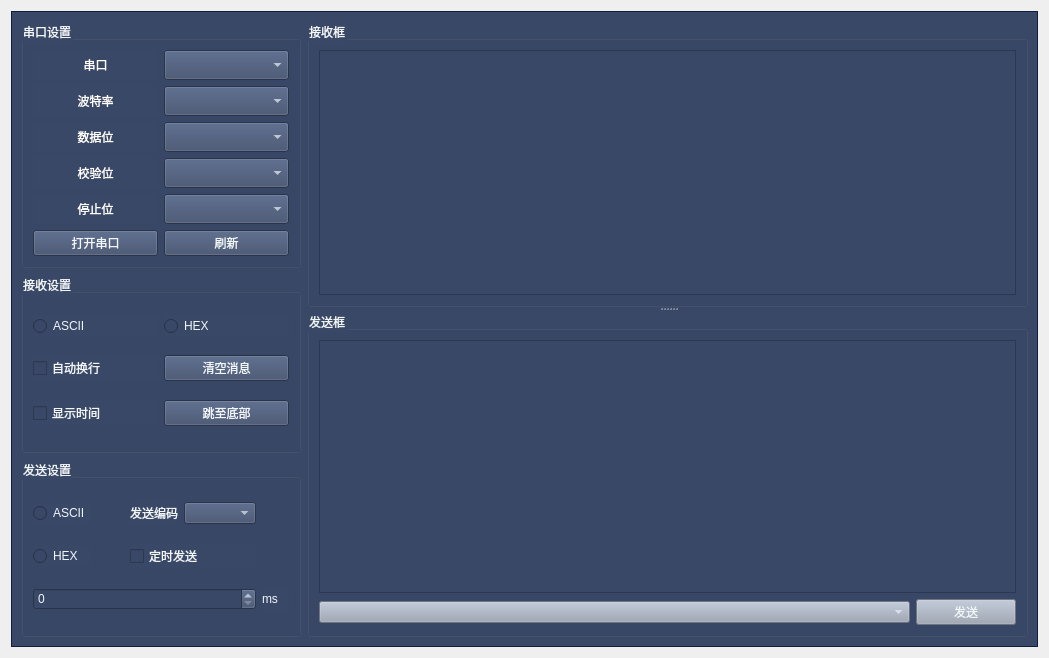
This is VoidTerminal/uis/sendandreceive.ui in xGgui-d/VoidTerminal-DroneGroundStation as Qt 5 draws it before an edit. The edited form follows.
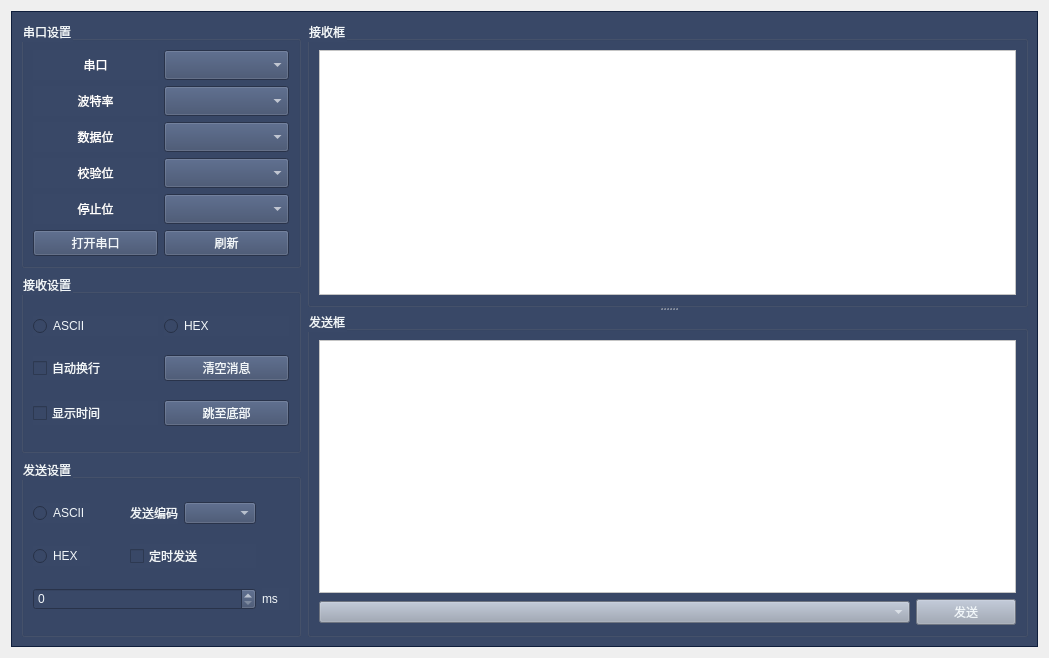
This is the edited form.

```diff
--- a/VoidTerminal/uis/sendandreceive.ui
+++ b/VoidTerminal/uis/sendandreceive.ui
@@ -240,7 +240,8 @@
            <item row="0" column="0">
             <widget class="QPlainTextEdit" name="te_rec">
              <property name="styleSheet">
-              <string notr="true">color:white;</string>
+              <string notr="true">color:black;
+background-color:white;</string>
              </property>
             </widget>
            </item>
@@ -280,7 +281,12 @@
             </widget>
            </item>
            <item row="0" column="0" colspan="2">
-            <widget class="QTextEdit" name="te_send"/>
+            <widget class="QTextEdit" name="te_send">
+             <property name="styleSheet">
+              <string notr="true">color:black;
+background-color:white;</string>
+             </property>
+            </widget>
            </item>
           </layout>
          </widget>
```
